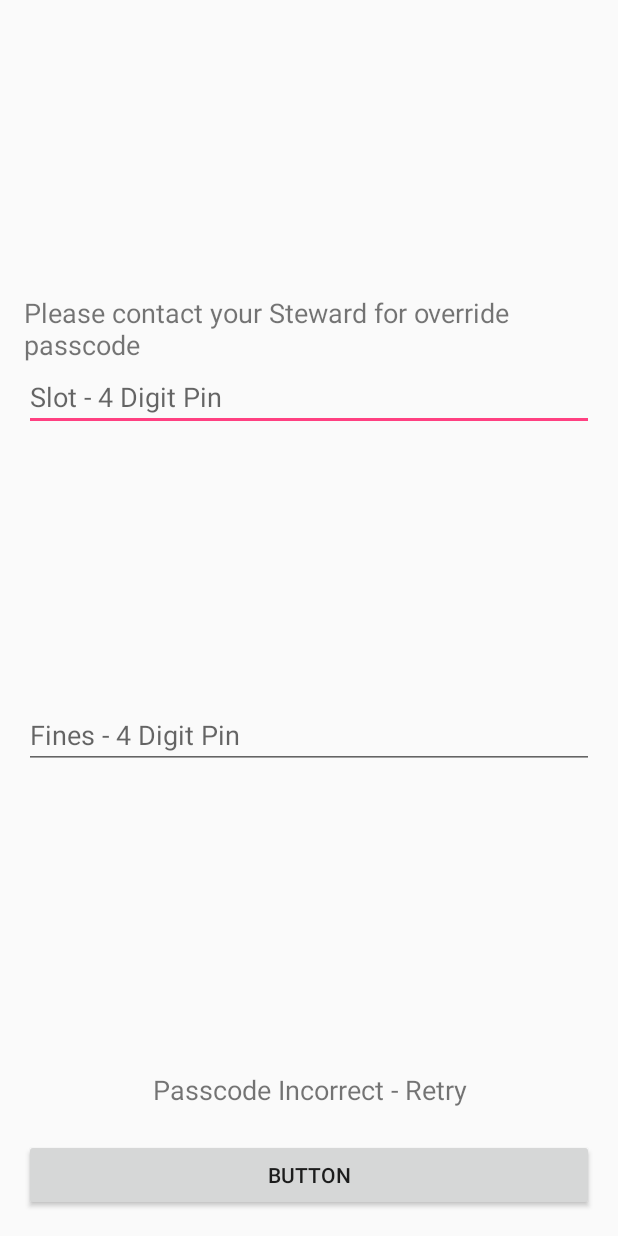
After one commit to scottmayberry/AutoSteward, an Android app: the layout activity_password_checker.xml on its own in the app's theme, with its tools: preview values and no code run, on a phone screen of 412 x 824 dp. The commit adds this screen. Run offline under Robolectric (Android 15) with nearby library versions, the phone set to English and light mode, and no system bars.

Commit message:
Added Much More Function

```diff
--- a/app/src/main/AndroidManifest.xml
+++ b/app/src/main/AndroidManifest.xml
@@ -21,7 +21,9 @@
             </intent-filter>
         </activity>
         <activity android:name=".Complete" />
-        <activity android:name=".Checker"></activity>
+        <activity android:name=".Checker" />
+        <activity android:name=".PasswordChecker" />
+        <activity android:name=".ChooseSplit"></activity>
     </application>
 
 </manifest>
--- a/app/src/main/java/com/example/sctma/autosteward/Complete.java
+++ b/app/src/main/java/com/example/sctma/autosteward/Complete.java
@@ -23,7 +23,7 @@ public class Complete extends AppCompatActivity {
         setContentView(R.layout.activity_complete);
         Intent intent = getIntent();
         slotnum = intent.getIntExtra("SLOTNUM", 0);
-        pickUpFines = intent.getBooleanExtra("FINES?",true);
+        pickUpFines = intent.getBooleanExtra("FINES?",false);
         completeSlot = intent.getBooleanExtra("SLOT?", true);
         if(completeSlot)
             MainActivity.fullRef.child("CurrentSlots").child("" + slotnum).child("name").setValue("Done");
--- a/app/src/main/res/layout/activity_main.xml
+++ b/app/src/main/res/layout/activity_main.xml
@@ -112,6 +112,7 @@
                 android:layout_width="wrap_content"
                 android:layout_height="wrap_content"
                 android:layout_weight="1"
+                android:onClick="completeMidnights"
                 android:text="Complete Midnights" />
         </LinearLayout>
 
--- /dev/null
+++ b/app/src/main/res/layout/activity_password_checker.xml
@@ -0,0 +1,81 @@
+<?xml version="1.0" encoding="utf-8"?>
+<android.support.constraint.ConstraintLayout xmlns:android="http://schemas.android.com/apk/res/android"
+    xmlns:app="http://schemas.android.com/apk/res-auto"
+    xmlns:tools="http://schemas.android.com/tools"
+    android:layout_width="match_parent"
+    android:layout_height="match_parent"
+    tools:context="com.example.sctma.autosteward.PasswordChecker">
+
+    <LinearLayout
+        android:layout_width="0dp"
+        android:layout_height="0dp"
+        android:layout_marginLeft="16dp"
+        android:layout_marginRight="16dp"
+        android:layout_marginTop="16dp"
+        android:orientation="vertical"
+        app:layout_constraintHorizontal_bias="0.0"
+        app:layout_constraintLeft_toLeftOf="parent"
+        app:layout_constraintRight_toRightOf="parent"
+        app:layout_constraintTop_toTopOf="parent"
+        app:layout_constraintBottom_toBottomOf="parent"
+        android:layout_marginBottom="16dp"
+        app:layout_constraintVertical_bias="1.0">
+
+        <Space
+            android:layout_weight="1"
+            android:layout_width="match_parent"
+            android:layout_height="wrap_content" />
+
+        <TextView
+            android:id="@+id/overrideText"
+            android:layout_width="match_parent"
+            android:layout_height="wrap_content"
+            android:text="Please contact your Steward for override passcode"
+            android:textSize="18sp" />
+
+        <EditText
+            android:id="@+id/editText"
+            android:layout_width="match_parent"
+            android:layout_height="wrap_content"
+            android:ems="10"
+            android:hint="Slot - 4 Digit Pin"
+            android:inputType="numberPassword" />
+
+        <Space
+            android:id="@+id/removeSpace1"
+            android:layout_width="match_parent"
+            android:layout_height="wrap_content"
+            android:layout_weight="1" />
+
+        <EditText
+            android:id="@+id/editText2"
+            android:layout_width="match_parent"
+            android:layout_height="wrap_content"
+            android:ems="10"
+            android:hint="Fines - 4 Digit Pin"
+            android:inputType="numberPassword" />
+
+        <Space
+            android:layout_weight="1"
+            android:layout_width="match_parent"
+            android:layout_height="wrap_content" />
+
+        <TextView
+            android:id="@+id/wrongPasscodeText"
+            android:layout_width="match_parent"
+            android:layout_height="wrap_content"
+            android:layout_weight="0.23"
+            android:gravity="center_vertical|center_horizontal"
+            android:password="false"
+            android:text="Passcode Incorrect - Retry"
+            android:textSize="18sp"
+            android:visibility="visible" />
+
+        <Button
+            android:id="@+id/submitPasswordButton"
+            android:layout_width="match_parent"
+            android:layout_height="wrap_content"
+            android:onClick="attemptSubmit"
+            android:text="Button" />
+    </LinearLayout>
+</android.support.constraint.ConstraintLayout>
```
Also changed, not shown: app/src/main/java/com/example/sctma/autosteward/Checker.java (+30 -4 lines), app/src/main/java/com/example/sctma/autosteward/ChooseSplit.java (added, +13 -0 lines), app/src/main/java/com/example/sctma/autosteward/MainActivity.java (+4 -30 lines), app/src/main/java/com/example/sctma/autosteward/Message.java (renamed from app/src/main/java/com/example/sctma/autosteward/TextMessage.java, +3 -6 lines), app/src/main/java/com/example/sctma/autosteward/PasswordChecker.java (added, +121 -0 lines), app/src/main/res/layout/activity_choose_split.xml (added, +9 -0 lines).
